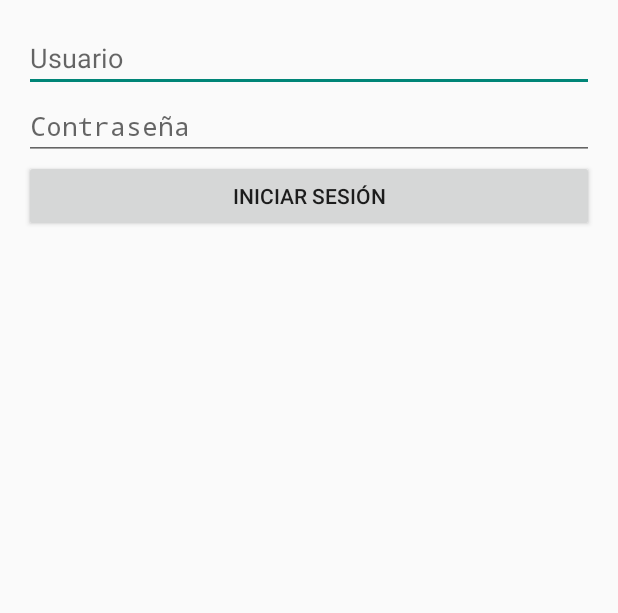
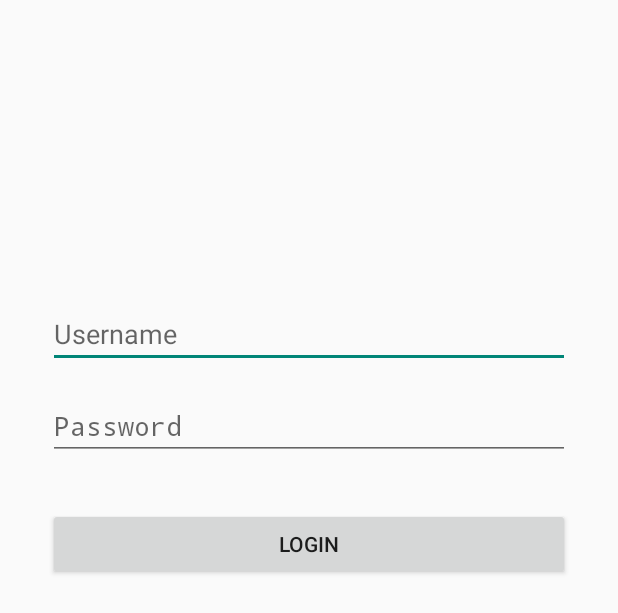
Before and after one commit to DanielBrMz/TC2007B, an Android app built with Jetpack Compose: the layout activity_main.xml on its own in the app's theme, with its tools: preview values and no code run, on a phone screen of 412 x 824 dp. Shown: the top 613 px of the screen. Run offline under Robolectric (Android 15) with nearby library versions, the phone set to English and light mode, and no system bars.

Commit message:
progressing on login screen

```diff
--- a/UI_Development/app/build.gradle.kts
+++ b/UI_Development/app/build.gradle.kts
@@ -56,4 +56,7 @@ dependencies {
     androidTestImplementation(libs.androidx.ui.test.junit4)
     debugImplementation(libs.androidx.ui.tooling)
     debugImplementation(libs.androidx.ui.test.manifest)
+    // New Dependencies
+    implementation(libs.androidx.appcompat)
+    implementation(libs.androidx.constraintlayout)
 }
--- a/UI_Development/app/src/main/res/layout/activity_main.xml
+++ b/UI_Development/app/src/main/res/layout/activity_main.xml
@@ -1,27 +1,44 @@
 <?xml version="1.0" encoding="utf-8"?>
-<LinearLayout xmlns:android="http://schemas.android.com/apk/res/android"
+<androidx.constraintlayout.widget.ConstraintLayout
+    xmlns:android="http://schemas.android.com/apk/res/android"
+    xmlns:app="http://schemas.android.com/apk/res-auto"
+    xmlns:tools="http://schemas.android.com/tools"
     android:layout_width="match_parent"
     android:layout_height="match_parent"
-    android:orientation="vertical"
-    android:padding="16dp">
+    tools:context=".MainActivity">
 
     <EditText
         android:id="@+id/etUsername"
-        android:layout_width="match_parent"
+        android:layout_width="0dp"
         android:layout_height="wrap_content"
-        android:hint="Usuario" />
+        android:layout_marginStart="32dp"
+        android:layout_marginTop="200dp"
+        android:layout_marginEnd="32dp"
+        android:hint="Username"
+        android:inputType="text"
+        app:layout_constraintEnd_toEndOf="parent"
+        app:layout_constraintStart_toStartOf="parent"
+        app:layout_constraintTop_toTopOf="parent" />
 
     <EditText
         android:id="@+id/etPassword"
-        android:layout_width="match_parent"
+        android:layout_width="0dp"
         android:layout_height="wrap_content"
-        android:hint="Contraseña"
-        android:inputType="textPassword" />
+        android:layout_marginTop="16dp"
+        android:hint="Password"
+        android:inputType="textPassword"
+        app:layout_constraintEnd_toEndOf="@+id/etUsername"
+        app:layout_constraintStart_toStartOf="@+id/etUsername"
+        app:layout_constraintTop_toBottomOf="@+id/etUsername" />
 
     <Button
         android:id="@+id/btnLogin"
-        android:layout_width="match_parent"
+        android:layout_width="0dp"
         android:layout_height="wrap_content"
-        android:text="Iniciar Sesión" />
+        android:layout_marginTop="32dp"
+        android:text="Login"
+        app:layout_constraintEnd_toEndOf="@+id/etPassword"
+        app:layout_constraintStart_toStartOf="@+id/etPassword"
+        app:layout_constraintTop_toBottomOf="@+id/etPassword" />
 
-</LinearLayout>
+</androidx.constraintlayout.widget.ConstraintLayout>
--- a/UI_Development/gradle/libs.versions.toml
+++ b/UI_Development/gradle/libs.versions.toml
@@ -24,6 +24,8 @@ androidx-ui-tooling-preview = { group = "androidx.compose.ui", name = "ui-toolin
 androidx-ui-test-manifest = { group = "androidx.compose.ui", name = "ui-test-manifest" }
 androidx-ui-test-junit4 = { group = "androidx.compose.ui", name = "ui-test-junit4" }
 androidx-material3 = { group = "androidx.compose.material3", name = "material3" }
+androidx-appcompat = { group = "androidx.appcompat", name = "appcompat", version = "1.7.0" }
+androidx-constraintlayout = { group = "androidx.constraintlayout", name = "constraintlayout", version = "2.1.4" }
 
 [plugins]
 android-application = { id = "com.android.application", version.ref = "agp" }
```
Also changed, not shown: UI_Development/app/src/main/java/com/example/ui_development/ConversorTemperaturaActivity.kt (deleted, +0 -22 lines), UI_Development/app/src/main/java/com/example/ui_development/EcuacionSegundoGradoActivity.kt (deleted, +0 -51 lines), UI_Development/app/src/main/java/com/example/ui_development/FeatureSelectionActivity.kt (added, +11 -0 lines), UI_Development/app/src/main/java/com/example/ui_development/MainActivity.kt (+20 -33 lines), UI_Development/app/src/main/java/com/example/ui_development/MenuActivity.kt (deleted, +0 -20 lines), UI_Development/app/src/main/java/com/example/ui_development/PiedraPapelTijeraActivity.kt (deleted, +0 -39 lines), UI_Development/app/src/main/res/layout/activity_conversor_temperatura.xml (deleted, +0 -27 lines), UI_Development/app/src/main/res/layout/activity_ecuacion_segundo_grado.xml (deleted, +0 -48 lines), UI_Development/app/src/main/res/layout/activity_menu.xml (deleted, +0 -26 lines), UI_Development/app/src/main/res/layout/activity_piedra_papel_tijera.xml (deleted, +0 -49 lines), UI_Development/gradle/wrapper/gradle-wrapper.properties, UI_Development/settings.gradle.kts (line endings or trailing spaces).
